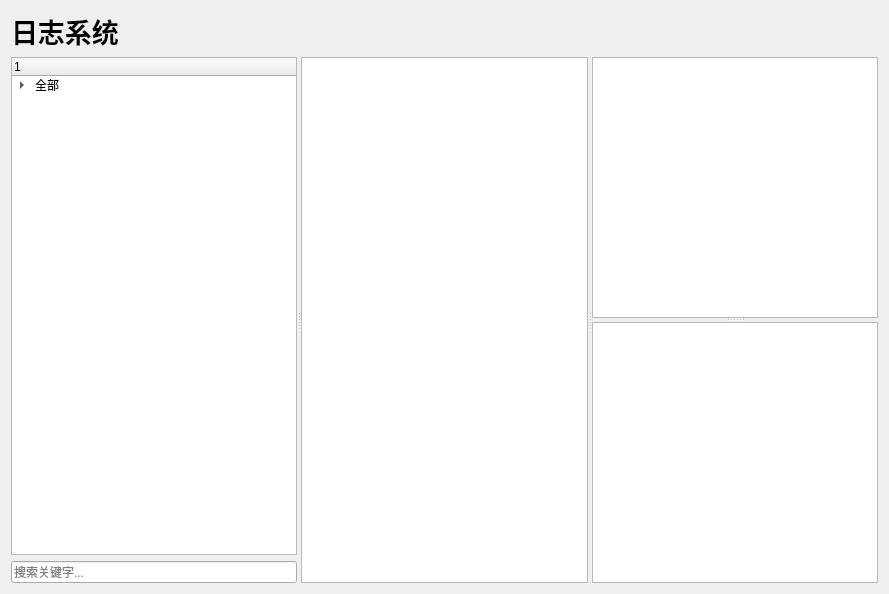
Old version of the form src/interface/frmlog.ui in the repository whx110123/PDTool.
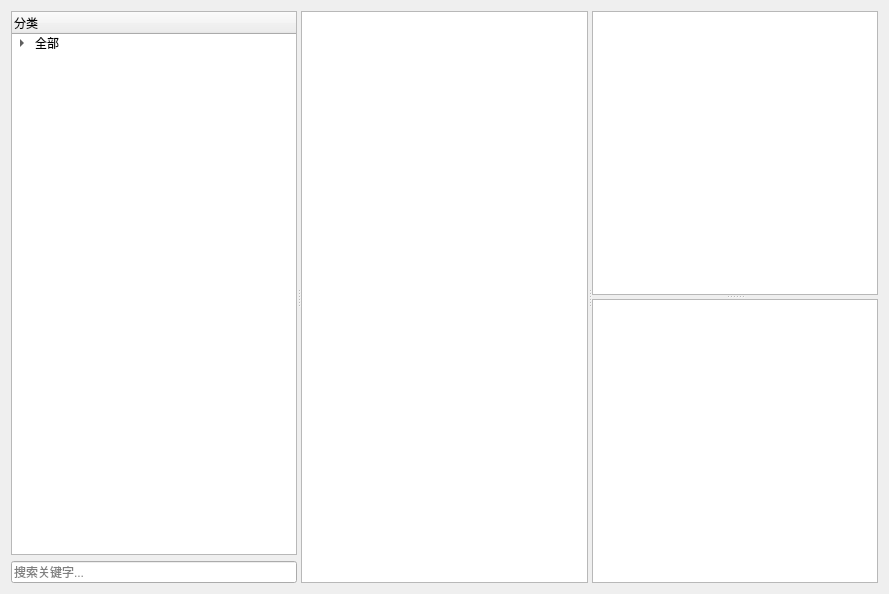
New version of the form.

Diff of the .ui file:
```diff
--- a/src/interface/frmlog.ui
+++ b/src/interface/frmlog.ui
@@ -15,27 +15,7 @@
   </property>
   <layout class="QGridLayout" name="gridLayout">
    <item row="0" column="0">
-    <widget class="QLabel" name="label">
-     <property name="maximumSize">
-      <size>
-       <width>16777215</width>
-       <height>40</height>
-      </size>
-     </property>
-     <property name="font">
-      <font>
-       <pointsize>20</pointsize>
-       <weight>75</weight>
-       <bold>true</bold>
-      </font>
-     </property>
-     <property name="text">
-      <string>日志系统</string>
-     </property>
-    </widget>
-   </item>
-   <item row="1" column="0">
-    <widget class="QSplitter" name="splitter_2">
+    <widget class="QSplitter" name="splitter_H">
      <property name="orientation">
       <enum>Qt::Horizontal</enum>
      </property>
@@ -45,7 +25,7 @@
         <widget class="QTreeWidget" name="treeWidget">
          <column>
           <property name="text">
-           <string>1</string>
+           <string>分类</string>
           </property>
          </column>
          <item>
@@ -74,8 +54,12 @@
        </item>
       </layout>
      </widget>
-     <widget class="QListWidget" name="listWidget"/>
-     <widget class="QSplitter" name="splitter">
+     <widget class="QListWidget" name="listWidget">
+      <property name="contextMenuPolicy">
+       <enum>Qt::CustomContextMenu</enum>
+      </property>
+     </widget>
+     <widget class="QSplitter" name="splitter_V">
       <property name="orientation">
        <enum>Qt::Vertical</enum>
       </property>
```
